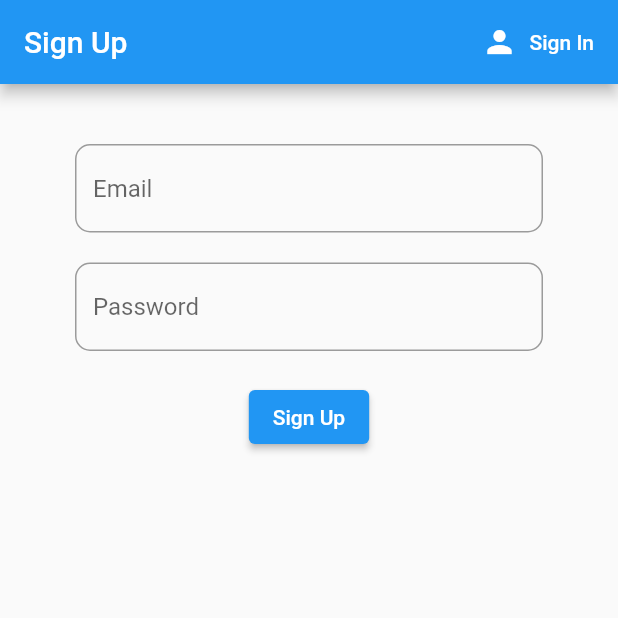
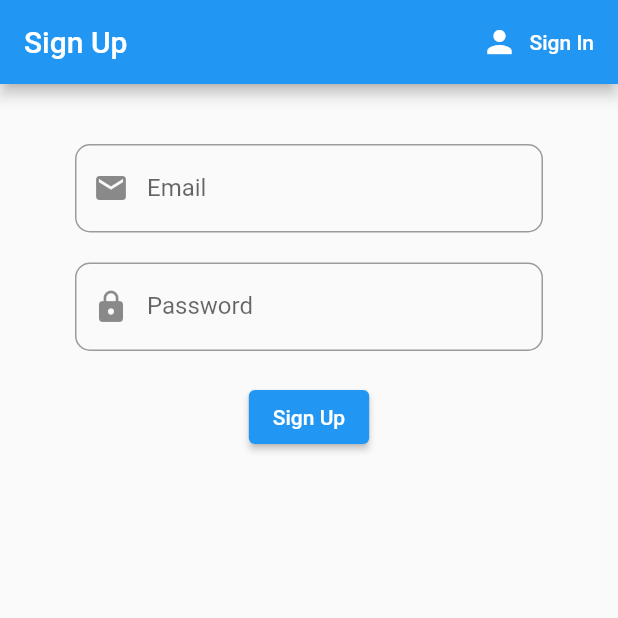
Before and after one commit to ToddHerron/pennies-from-heaven, a Flutter app: the screen it shows after launch, after a tap on "Sign In", after a tap on "Sign Up", on a phone screen of 412 x 824 dp, the top half of it. Run offline on Flutter 3.47's test engine with Material 2 defaults, Android fonts, the phone set to English and light mode, and no system bars; our stand-ins replace firebase_auth, firebase_core; accounts and stored records are empty.

Commit message:
Implement input field decoration as constant

```diff
--- a/pennies_from_heaven/lib/screens/authenticate/signin.dart
+++ b/pennies_from_heaven/lib/screens/authenticate/signin.dart
@@ -1,5 +1,6 @@
 import 'package:flutter/material.dart';
 import 'package:pennies_from_heaven/services/auth.dart';
+import 'package:pennies_from_heaven/shared/constants.dart';
 
 class SignIn extends StatefulWidget {
   final Function toggleView;
@@ -42,11 +43,10 @@ class _SignInState extends State<SignIn> {
             children: [
               const SizedBox(height: 20.0),
               TextFormField(
-                decoration: InputDecoration(
+                decoration: textInputDecoration.copyWith(
                   hintText: 'Email',
-                  border: OutlineInputBorder(
-                    borderRadius: BorderRadius.circular(10.0),
-                  ),
+                  prefixIcon: const Icon(Icons.email),
+                  labelText: 'Email',
                 ),
                 onChanged: (value) {
                   setState(() => email = value);
@@ -55,11 +55,10 @@ class _SignInState extends State<SignIn> {
               ),
               const SizedBox(height: 20.0),
               TextFormField(
-                decoration: InputDecoration(
+                decoration: textInputDecoration.copyWith(
                   hintText: 'Password',
-                  border: OutlineInputBorder(
-                    borderRadius: BorderRadius.circular(10.0),
-                  ),
+                  prefixIcon: const Icon(Icons.lock),
+                  labelText: 'Password',
                 ),
                 onChanged: (value) {
                   setState(() => password = value);
--- a/pennies_from_heaven/lib/screens/authenticate/signup.dart
+++ b/pennies_from_heaven/lib/screens/authenticate/signup.dart
@@ -1,5 +1,6 @@
 import 'package:flutter/material.dart';
 import 'package:pennies_from_heaven/services/auth.dart';
+import 'package:pennies_from_heaven/shared/constants.dart';
 
 class SignUp extends StatefulWidget {
   final Function toggleView;
@@ -41,11 +42,10 @@ class _SignUpState extends State<SignUp> {
             children: [
               const SizedBox(height: 20.0),
               TextFormField(
-                decoration: InputDecoration(
+                decoration: textInputDecoration.copyWith(
                   hintText: 'Email',
-                  border: OutlineInputBorder(
-                    borderRadius: BorderRadius.circular(10.0),
-                  ),
+                  prefixIcon: const Icon(Icons.email),
+                  labelText: 'Email',
                 ),
                 onChanged: (value) {
                   setState(() => email = value);
@@ -54,11 +54,10 @@ class _SignUpState extends State<SignUp> {
               ),
               const SizedBox(height: 20.0),
               TextFormField(
-                decoration: InputDecoration(
+                decoration: textInputDecoration.copyWith(
                   hintText: 'Password',
-                  border: OutlineInputBorder(
-                    borderRadius: BorderRadius.circular(10.0),
-                  ),
+                  prefixIcon: const Icon(Icons.lock),
+                  labelText: 'Password',
                 ),
                 onChanged: (value) {
                   setState(() => password = value);
--- /dev/null
+++ b/pennies_from_heaven/lib/shared/constants.dart
@@ -0,0 +1,4 @@
+import 'package:flutter/material.dart';
+
+InputDecoration textInputDecoration = InputDecoration(
+    border: OutlineInputBorder(borderRadius: BorderRadius.circular(10.0)));
```
